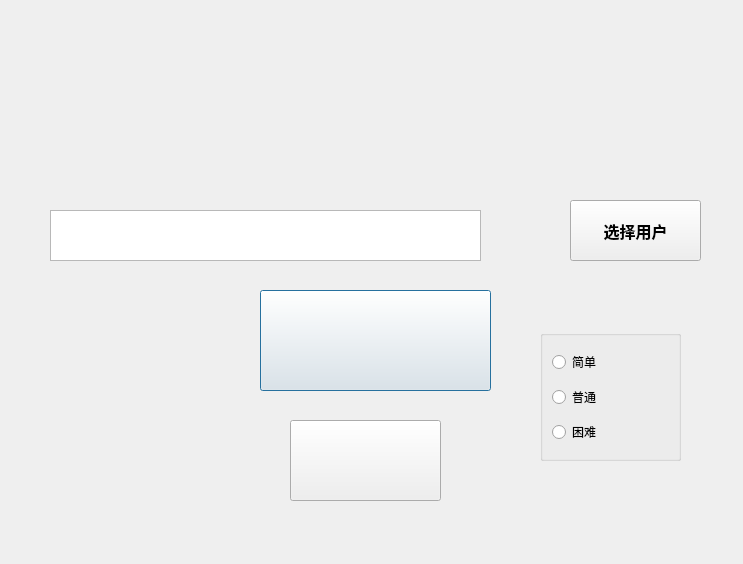
The window that dialog_start.ui (WCIofQMandRA/Protect-the-Planet) describes before a commit, drawn with Qt 5.
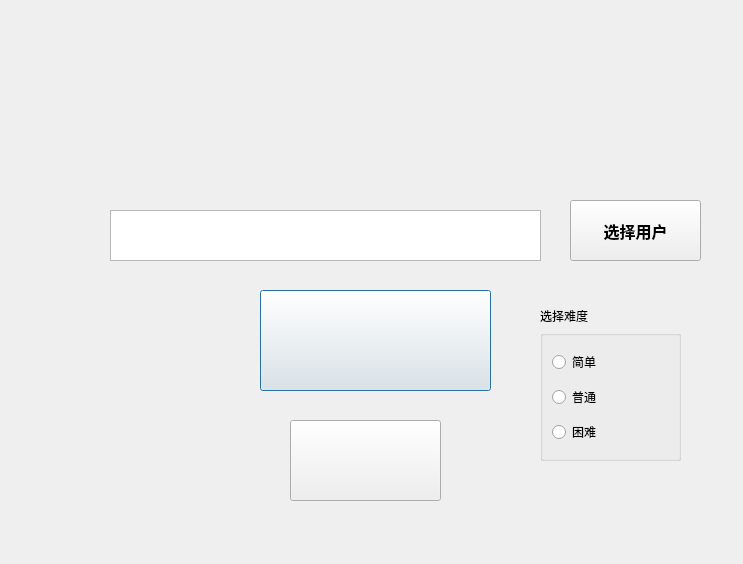
The same window after the commit. Icons and pictures are not drawn.

```diff
--- a/dialog_start.ui
+++ b/dialog_start.ui
@@ -45,7 +45,7 @@
   <widget class="QPlainTextEdit" name="editor_player_name">
    <property name="geometry">
     <rect>
-     <x>50</x>
+     <x>110</x>
      <y>210</y>
      <width>431</width>
      <height>51</height>
@@ -139,6 +139,19 @@
     <string>选择用户</string>
    </property>
   </widget>
+  <widget class="QLabel" name="label_dif">
+   <property name="geometry">
+    <rect>
+     <x>540</x>
+     <y>300</y>
+     <width>101</width>
+     <height>31</height>
+    </rect>
+   </property>
+   <property name="text">
+    <string>选择难度</string>
+   </property>
+  </widget>
  </widget>
  <resources/>
  <connections/>
```
Left out of the diff: 2 changed lines with no effect on the pictures.
